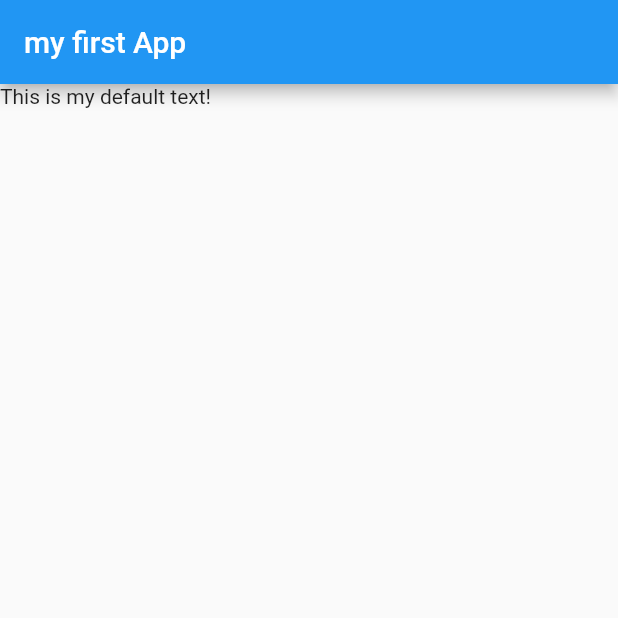
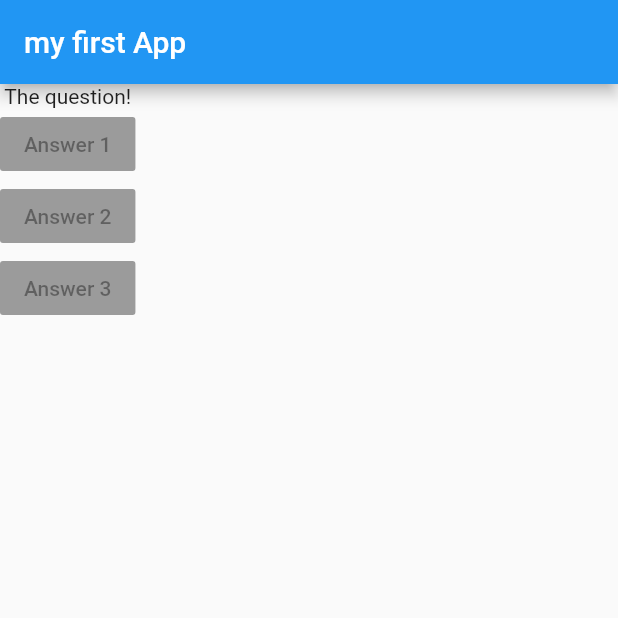
Before and after one commit to MohamedBouarada/Flutter, a Flutter app: the screen it shows after launch, on a phone screen of 412 x 824 dp, the top half of it. Run offline on Flutter 3.47's test engine with Material 2 defaults, Android fonts, the phone set to English and light mode, and no system bars.

Commit message:
Adding layout widgets

```diff
--- a/lib/main.dart
+++ b/lib/main.dart
@@ -1,20 +1,29 @@
 import 'package:flutter/material.dart';
 
-void main()=>runApp(MyApp());
-
+void main() => runApp(MyApp());
 
 class MyApp extends StatelessWidget {
   @override
   Widget build(BuildContext context) {
+    var questions = [
+      'What\'s your favorate color?',
+      'What\'s your favorate animal?',
+    ];
+
     return MaterialApp(
       home: Scaffold(
         appBar: AppBar(
           title: Text('my first App'),
         ),
-      body: Text('This is my default text!'),
+        body: Column(
+          children: [
+            Text('The question!'),
+            RaisedButton(child: Text('Answer 1'), onPressed: null),
+            RaisedButton(child: Text('Answer 2'), onPressed: null),
+            RaisedButton(child: Text('Answer 3'), onPressed: null),
+          ],
+        ),
       ),
     );
   }
-
-
 }
```
Lines whose indentation alone changed are shown as unchanged.
